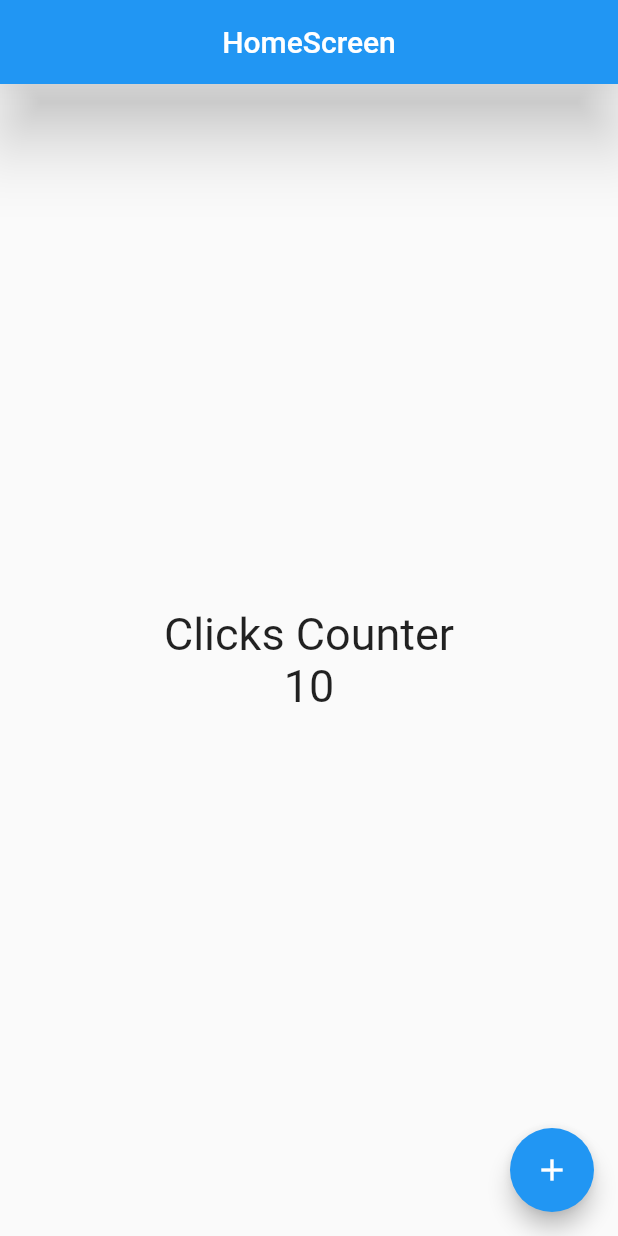
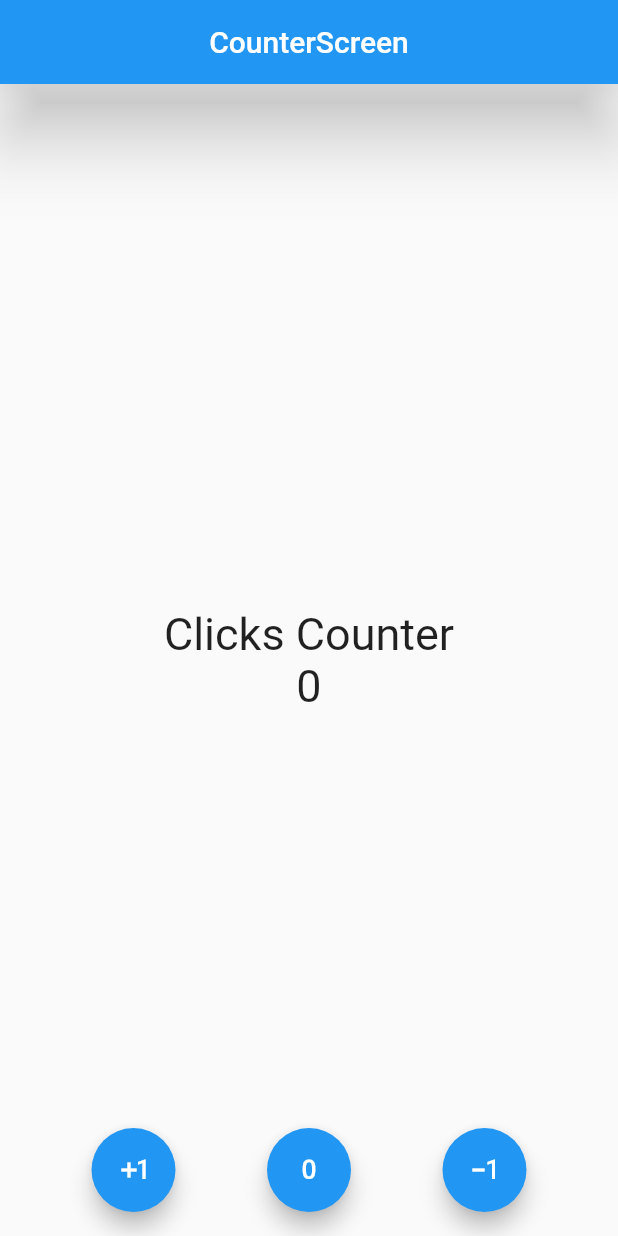
Before and after one commit to ChristianTC/counter_app_flutter, a Flutter app: the screen it shows after launch, on a phone screen of 412 x 824 dp. Run offline on Flutter 3.47's test engine with Material 2 defaults, Android fonts, the phone set to English and light mode, and no system bars.

Commit message:
adding new features

```diff
--- a/lib/main.dart
+++ b/lib/main.dart
@@ -1,6 +1,6 @@
 import 'package:flutter/material.dart';
 
-import 'package:counter_app/screens/home_screen.dart';
+import 'package:counter_app/screens/counter_screen.dart';
 
 void main() {
   runApp(const MyApp());
@@ -12,6 +12,6 @@ class MyApp extends StatelessWidget {
   @override
   Widget build(BuildContext context) {
     return const MaterialApp(
-        debugShowCheckedModeBanner: false, home: HomeScreen());
+        debugShowCheckedModeBanner: false, home: CounterScreen());
   }
 }
--- /dev/null
+++ b/lib/screens/counter_screen.dart
@@ -0,0 +1,90 @@
+import 'package:flutter/material.dart';
+
+class CounterScreen extends StatefulWidget {
+  const CounterScreen({Key? key}) : super(key: key);
+
+  @override
+  State<CounterScreen> createState() => _CounterScreenState();
+}
+
+class _CounterScreenState extends State<CounterScreen> {
+  int counter = 0;
+
+  void increase() {
+    counter++;
+    setState(() {});
+  }
+
+  void decrease() {
+    counter--;
+    setState(() {});
+  }
+
+  void reset() {
+    counter = 0;
+    setState(() {});
+  }
+
+  @override
+  Widget build(BuildContext context) {
+    const fontSize30 = TextStyle(fontSize: 30);
+
+    return Scaffold(
+        appBar: AppBar(
+          title: const Center(child: Text('CounterScreen')),
+          elevation: 20.0,
+        ),
+        body: Center(
+          child: Column(
+              mainAxisAlignment: MainAxisAlignment.center,
+              crossAxisAlignment: CrossAxisAlignment.center,
+              children: <Widget>[
+                const Text(
+                  'Clicks Counter',
+                  style: fontSize30,
+                ),
+                Text(
+                  '$counter',
+                  style: fontSize30,
+                )
+              ]),
+        ),
+        floatingActionButtonLocation: FloatingActionButtonLocation.centerFloat,
+        floatingActionButton: CustomFloatingActions(
+          increaseFn: increase,
+          decreaseFn: decrease,
+          resetFn: reset,
+        ));
+  }
+}
+
+class CustomFloatingActions extends StatelessWidget {
+  final Function increaseFn;
+  final Function decreaseFn;
+  final Function resetFn;
+
+  const CustomFloatingActions({
+    Key? key,
+    required this.increaseFn,
+    required this.decreaseFn,
+    required this.resetFn,
+  }) : super(key: key);
+
+  @override
+  Widget build(BuildContext context) {
+    return Row(
+      mainAxisAlignment: MainAxisAlignment.spaceEvenly,
+      children: [
+        FloatingActionButton(
+            child: const Icon(Icons.exposure_plus_1_outlined),
+            onPressed: () => increaseFn()),
+        FloatingActionButton(
+            child: const Icon(Icons.exposure_zero_sharp),
+            onPressed: () => resetFn()),
+        FloatingActionButton(
+            child: const Icon(Icons.exposure_minus_1_outlined),
+            onPressed: () => decreaseFn()),
+      ],
+    );
+  }
+}
--- a/lib/screens/home_screen.dart
+++ /dev/null
@@ -1,40 +0,0 @@
-import 'package:flutter/material.dart';
-
-class HomeScreen extends StatelessWidget {
-  const HomeScreen({Key? key}) : super(key: key);
-
-  @override
-  Widget build(BuildContext context) {
-    const fontSize30 = TextStyle(fontSize: 30);
-
-    return Scaffold(
-        appBar: AppBar(
-          title: const Center(child: Text('HomeScreen')),
-          elevation: 20.0,
-        ),
-        body: Center(
-          child: Column(
-              mainAxisAlignment: MainAxisAlignment.center,
-              crossAxisAlignment: CrossAxisAlignment.center,
-              children: const <Widget>[
-                Text(
-                  'Clicks Counter',
-                  style: fontSize30,
-                ),
-                Text(
-                  '10',
-                  style: fontSize30,
-                )
-              ]),
-        ),
-        // floatingActionButtonLocation: FloatingActionButtonLocation.miniCenterDocked,
-        floatingActionButton: FloatingActionButton(
-          child: const Icon(
-            Icons.add,
-          ),
-          onPressed: () {
-            print('hi');
-          },
-        ));
-  }
-}
```
